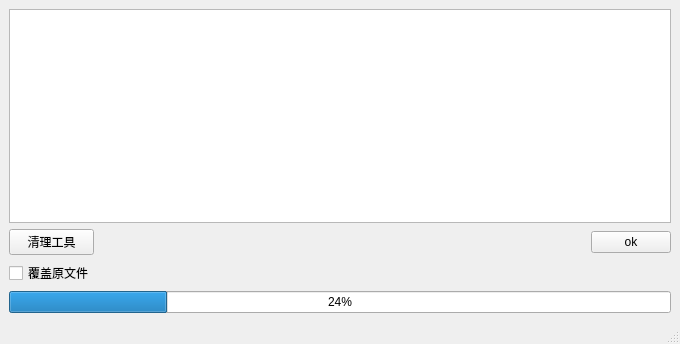
mon6912640/pyqtTest, file mainGUI2.ui: the form before one commit.
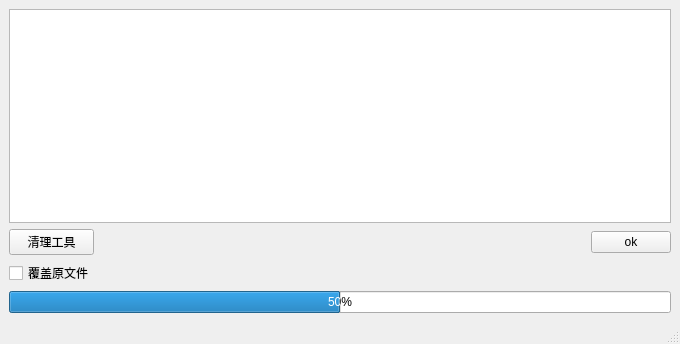
The form after the commit. Icons and pictures are not drawn.

The edit to the form file:
```diff
--- a/mainGUI2.ui
+++ b/mainGUI2.ui
@@ -72,7 +72,13 @@
     <item row="6" column="0" colspan="4">
      <widget class="QProgressBar" name="progressBar">
       <property name="value">
-       <number>24</number>
+       <number>50</number>
+      </property>
+      <property name="alignment">
+       <set>Qt::AlignCenter</set>
+      </property>
+      <property name="textDirection">
+       <enum>QProgressBar::TopToBottom</enum>
       </property>
      </widget>
     </item>
```
